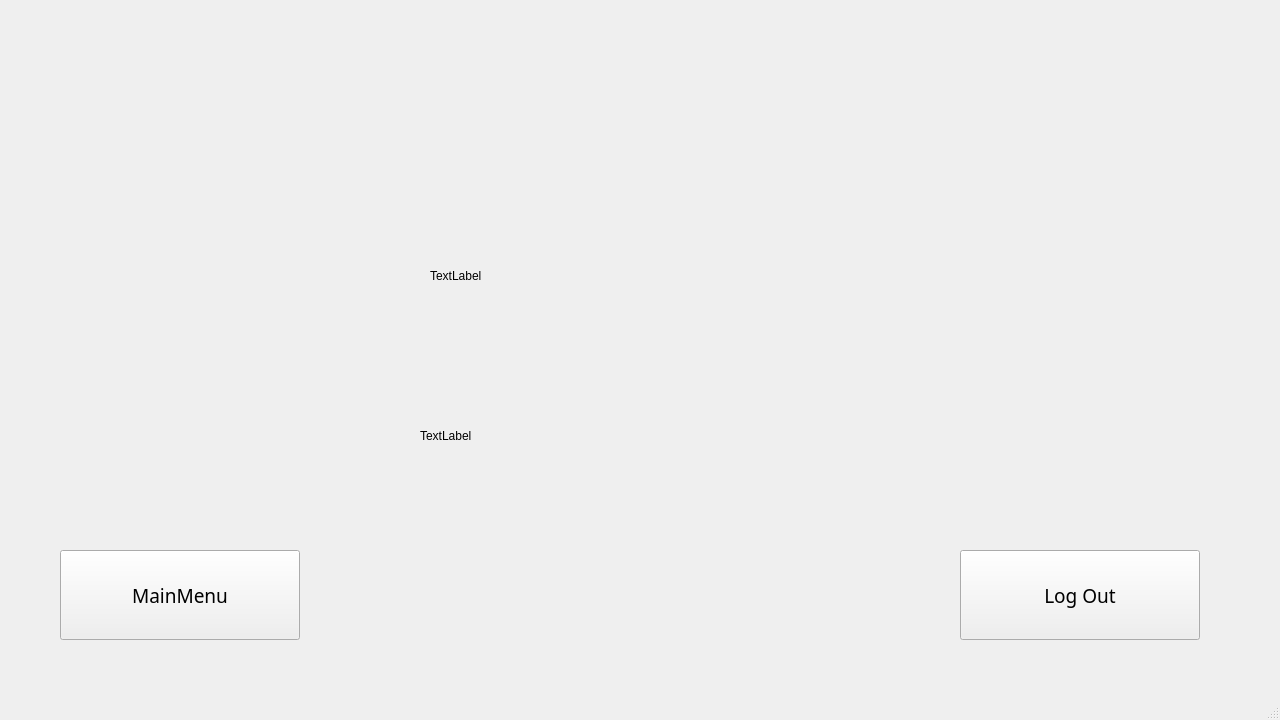
First picture: the form in frontend/receiptwindow.ui, repository t1rate01/ATM_groupproject, before the edit.
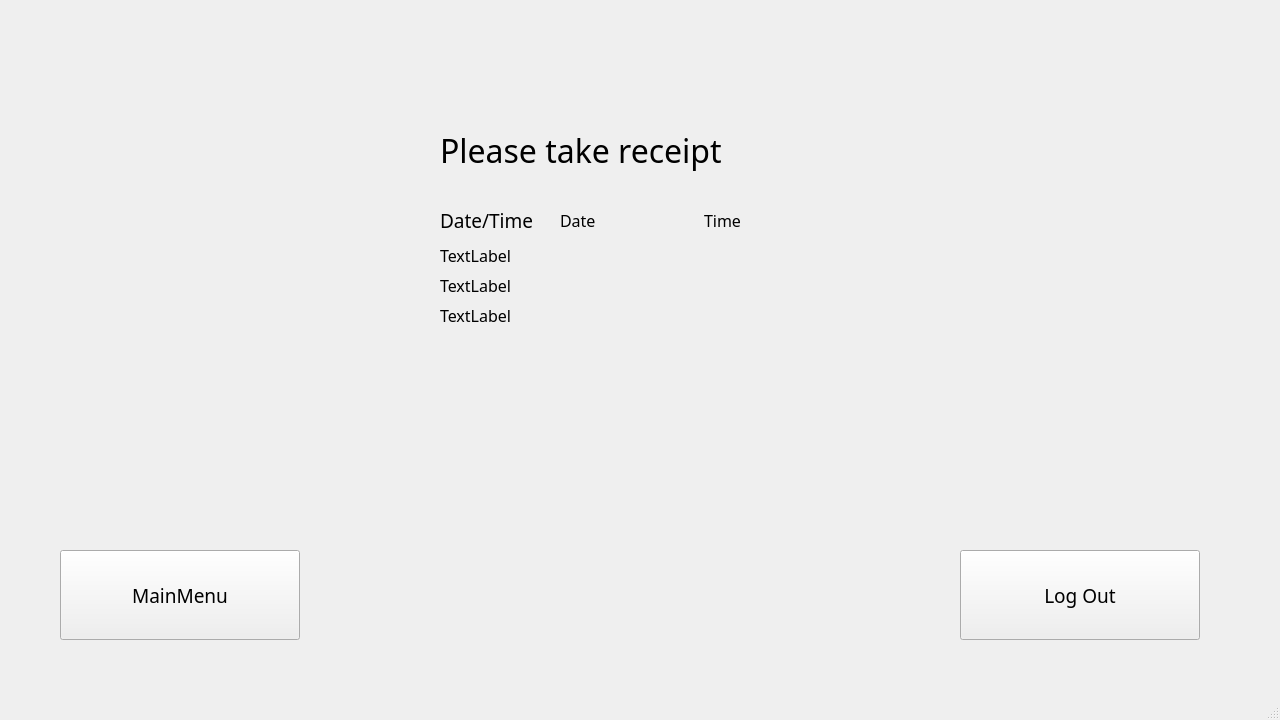
Second picture: the form after the edit.

What changed in the file:
```diff
--- a/frontend/receiptwindow.ui
+++ b/frontend/receiptwindow.ui
@@ -35,12 +35,18 @@
    <widget class="QLabel" name="label_logs">
     <property name="geometry">
      <rect>
-      <x>430</x>
-      <y>220</y>
-      <width>291</width>
-      <height>111</height>
+      <x>440</x>
+      <y>240</y>
+      <width>241</width>
+      <height>31</height>
      </rect>
     </property>
+    <property name="font">
+     <font>
+      <family>Century Gothic</family>
+      <pointsize>12</pointsize>
+     </font>
+    </property>
     <property name="text">
      <string>TextLabel</string>
     </property>
@@ -48,12 +54,18 @@
    <widget class="QLabel" name="label_savelogs">
     <property name="geometry">
      <rect>
-      <x>420</x>
-      <y>380</y>
-      <width>291</width>
-      <height>111</height>
+      <x>440</x>
+      <y>270</y>
+      <width>321</width>
+      <height>31</height>
      </rect>
     </property>
+    <property name="font">
+     <font>
+      <family>Century Gothic</family>
+      <pointsize>12</pointsize>
+     </font>
+    </property>
     <property name="text">
      <string>TextLabel</string>
     </property>
@@ -96,6 +108,104 @@
      <string>Log Out</string>
     </property>
    </widget>
+   <widget class="QLabel" name="label">
+    <property name="geometry">
+     <rect>
+      <x>440</x>
+      <y>200</y>
+      <width>101</width>
+      <height>41</height>
+     </rect>
+    </property>
+    <property name="font">
+     <font>
+      <family>Century Gothic</family>
+      <pointsize>14</pointsize>
+     </font>
+    </property>
+    <property name="text">
+     <string>Date/Time</string>
+    </property>
+   </widget>
+   <widget class="QLabel" name="label_date">
+    <property name="geometry">
+     <rect>
+      <x>560</x>
+      <y>200</y>
+      <width>101</width>
+      <height>41</height>
+     </rect>
+    </property>
+    <property name="font">
+     <font>
+      <family>Century Gothic</family>
+      <pointsize>12</pointsize>
+     </font>
+    </property>
+    <property name="text">
+     <string>Date</string>
+    </property>
+   </widget>
+   <widget class="QLabel" name="label_2">
+    <property name="geometry">
+     <rect>
+      <x>440</x>
+      <y>110</y>
+      <width>311</width>
+      <height>81</height>
+     </rect>
+    </property>
+    <property name="font">
+     <font>
+      <family>Century Gothic</family>
+      <pointsize>24</pointsize>
+     </font>
+    </property>
+    <property name="text">
+     <string>Please take receipt</string>
+    </property>
+   </widget>
+   <widget class="QLabel" name="label_timestamp_2">
+    <property name="geometry">
+     <rect>
+      <x>640</x>
+      <y>200</y>
+      <width>101</width>
+      <height>41</height>
+     </rect>
+    </property>
+    <property name="font">
+     <font>
+      <family>Century Gothic</family>
+      <pointsize>12</pointsize>
+     </font>
+    </property>
+    <property name="text">
+     <string>Time</string>
+    </property>
+    <property name="alignment">
+     <set>Qt::AlignRight|Qt::AlignTrailing|Qt::AlignVCenter</set>
+    </property>
+   </widget>
+   <widget class="QLabel" name="label_cardnum">
+    <property name="geometry">
+     <rect>
+      <x>440</x>
+      <y>300</y>
+      <width>321</width>
+      <height>31</height>
+     </rect>
+    </property>
+    <property name="font">
+     <font>
+      <family>Century Gothic</family>
+      <pointsize>12</pointsize>
+     </font>
+    </property>
+    <property name="text">
+     <string>TextLabel</string>
+    </property>
+   </widget>
   </widget>
   <widget class="QMenuBar" name="menubar">
    <property name="geometry">
```
